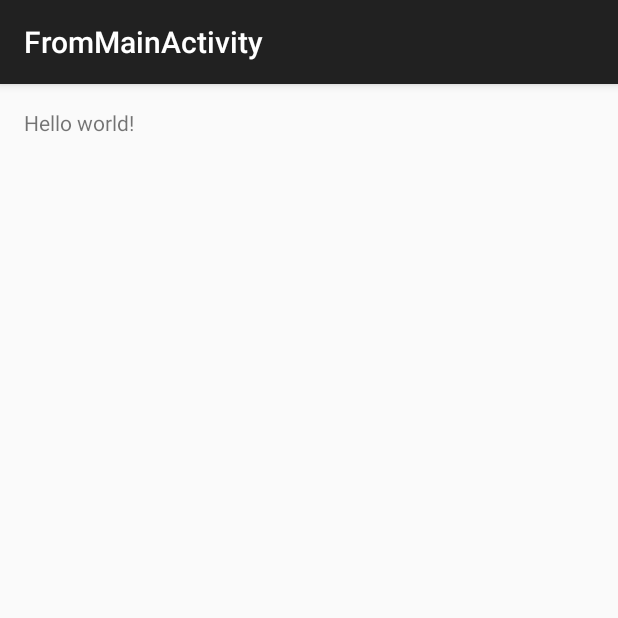
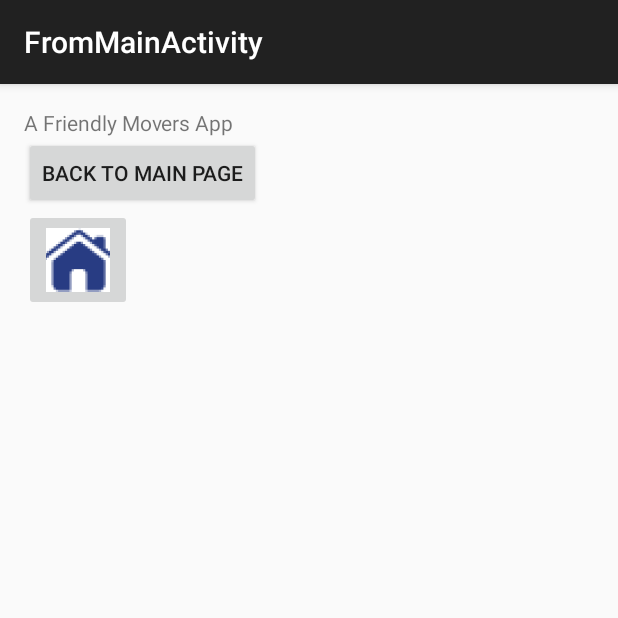
Before and after one commit to jaxkewl/readytomove, an Android app: the FromMainActivity screen opened directly, with no data from a screen before it, on a phone screen of 412 x 824 dp, the top half of it. Run offline under Robolectric (Android 15) with nearby library versions, the phone set to English and light mode, and no system bars.

Commit message:
adding buttons images

```diff
--- a/app/src/main/java/com/marshong/readytomove/FromMainActivity.java
+++ b/app/src/main/java/com/marshong/readytomove/FromMainActivity.java
@@ -1,19 +1,52 @@
 package com.marshong.readytomove;
 
+import android.content.Intent;
 import android.support.v7.app.ActionBarActivity;
 import android.os.Bundle;
 import android.view.Menu;
 import android.view.MenuItem;
+import android.view.View;
+import android.widget.Button;
+import android.widget.ImageButton;
 
 
 public class FromMainActivity extends ActionBarActivity {
+
+    Button backToMainButton;
+    ImageButton imageBackHomeButton;
 
     @Override
     protected void onCreate(Bundle savedInstanceState) {
         super.onCreate(savedInstanceState);
         setContentView(R.layout.activity_from_main);
+
+        backToMainButton = (Button) findViewById(R.id.backToMainButton);
+        imageBackHomeButton = (ImageButton) findViewById(R.id.backToHomeImageButton);
+
+        processFromActivity();
     }
 
+    private void processFromActivity() {
 
+        backToMainButton.setOnClickListener(new View.OnClickListener() {
+            @Override
+            public void onClick(View v) {
+                Intent intent = new Intent();
+                intent.setClass(FromMainActivity.this, MainActivity.class);
+                startActivity(intent);
+            }
+        });
+
+        imageBackHomeButton.setOnClickListener(new View.OnClickListener() {
+
+            @Override
+            public void onClick(View v) {
+                Intent intent = new Intent();
+                intent.setClass(FromMainActivity.this, MainActivity.class);
+                startActivity(intent);
+            }
+        });
+
+    }
 
 }
--- a/app/src/main/res/layout/activity_from_main.xml
+++ b/app/src/main/res/layout/activity_from_main.xml
@@ -1,12 +1,37 @@
 <RelativeLayout xmlns:android="http://schemas.android.com/apk/res/android"
-    xmlns:tools="http://schemas.android.com/tools" android:layout_width="match_parent"
-    android:layout_height="match_parent" android:paddingLeft="@dimen/activity_horizontal_margin"
+    xmlns:tools="http://schemas.android.com/tools"
+    android:layout_width="match_parent"
+    android:layout_height="match_parent"
+    android:paddingLeft="@dimen/activity_horizontal_margin"
     android:paddingRight="@dimen/activity_horizontal_margin"
     android:paddingTop="@dimen/activity_vertical_margin"
     android:paddingBottom="@dimen/activity_vertical_margin"
     tools:context="com.marshong.readytomove.FromMainActivity">
 
-    <TextView android:text="@string/hello_world" android:layout_width="wrap_content"
-        android:layout_height="wrap_content" />
+    <TextView
+        android:text="@string/hello_world"
+        android:layout_width="wrap_content"
+        android:layout_height="wrap_content"
+        android:id="@+id/textView" />
+
+    <Button
+        android:id="@+id/backToMainButton"
+        android:text="@string/back_to_main"
+        android:layout_width="wrap_content"
+        android:layout_height="wrap_content"
+        android:layout_below="@+id/textView"
+        android:layout_alignParentLeft="true"
+        android:layout_alignParentStart="true" />
+
+    <ImageButton
+        android:id="@+id/backToHomeImageButton"
+        android:layout_width="wrap_content"
+        android:layout_height="wrap_content"
+        android:src="@drawable/iconhome"
+        android:layout_alignParentLeft="true"
+        android:layout_alignParentStart="true"
+        android:layout_below="@+id/backToMainButton"
+        android:maxHeight="25dp"
+        android:maxWidth="25dp" />
 
 </RelativeLayout>
--- a/app/src/main/res/values/strings.xml
+++ b/app/src/main/res/values/strings.xml
@@ -2,7 +2,7 @@
 <resources>
 
     <string name="app_name">ReadyToMove</string>
-    <string name="hello_world">Hello world!</string>
+    <string name="hello_world">A Friendly Movers App</string>
     <string name="action_settings">Settings</string>
 
     <!-- Begin string for each page -->
```
Also changed, not shown: app/src/main/iconhome-web.png (added), app/src/main/res/drawable-hdpi/iconhome.png (added), app/src/main/res/drawable-mdpi/iconhome.png (added), app/src/main/res/drawable-xhdpi/iconhome.png (added), app/src/main/res/drawable-xxhdpi/iconhome.png (added).
